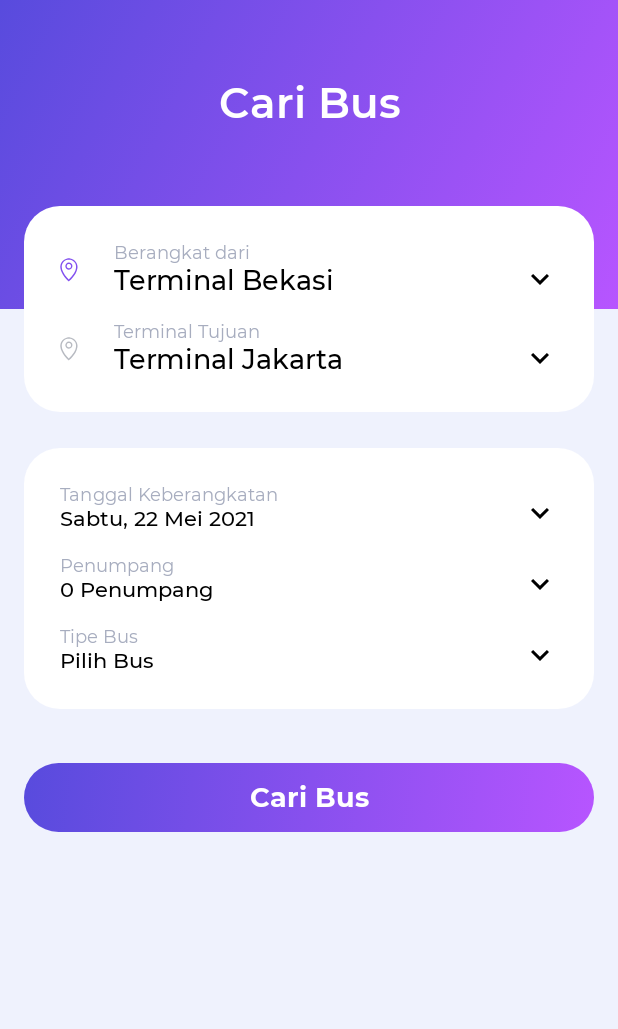
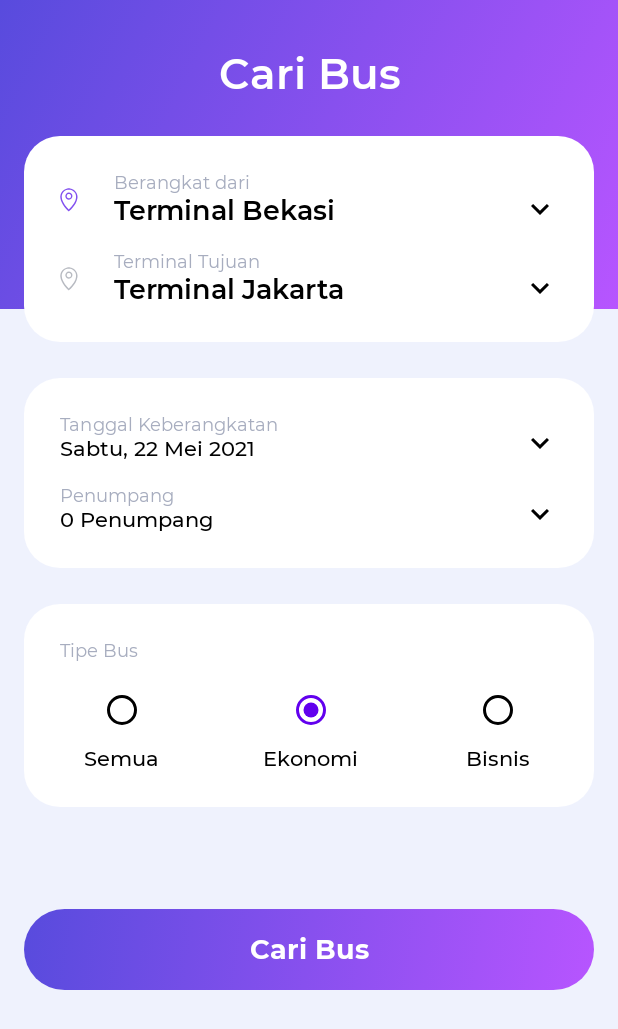
Before and after one commit to wiryadev/ADS-Advance-Compose, an Android app built with Jetpack Compose: the screen it shows after launch (MainActivity), on a phone screen of 412 x 824 dp. Shown: the top 1029 px of the screen. Run offline under Robolectric (Android 15) with nearby library versions, the phone set to English and light mode, and no system bars; our stand-ins replace constraintlayout-compose.

Commit message:
Experimenting some stuff

```diff
--- /dev/null
+++ b/app/src/main/java/com/wiryadev/adsadvancecompose/ui/components/BusTypeCard.kt
@@ -0,0 +1,137 @@
+package com.wiryadev.adsadvancecompose.ui.components
+
+import androidx.compose.foundation.background
+import androidx.compose.foundation.layout.*
+import androidx.compose.foundation.shape.RoundedCornerShape
+import androidx.compose.material.*
+import androidx.compose.runtime.Composable
+import androidx.compose.ui.Alignment
+import androidx.compose.ui.Modifier
+import androidx.compose.ui.draw.clip
+import androidx.compose.ui.graphics.Color
+import androidx.compose.ui.text.TextStyle
+import androidx.compose.ui.text.font.FontWeight
+import androidx.compose.ui.tooling.preview.Preview
+import androidx.compose.ui.unit.dp
+import androidx.compose.ui.unit.sp
+import com.wiryadev.adsadvancecompose.ui.theme.ADSAdvanceComposeTheme
+import com.wiryadev.adsadvancecompose.ui.theme.Montserrat
+
+@Composable
+fun BusTypeCard(
+    selected: String,
+    modifier: Modifier = Modifier
+) {
+    Column(
+        modifier = modifier
+            .fillMaxWidth()
+            .clip(RoundedCornerShape(24.dp))
+            .background(MaterialTheme.colors.background)
+            .padding(24.dp)
+    ) {
+        Text(
+            text = "Tipe Bus",
+            color = Color(0xFFA7ADBF),
+            style = TextStyle(
+                fontFamily = Montserrat,
+                fontSize = 12.sp
+            )
+        )
+        Spacer(
+            modifier = Modifier.height(8.dp)
+        )
+        Row(
+            modifier = Modifier
+                .fillMaxWidth()
+                .padding(horizontal = 16.dp),
+            horizontalArrangement = Arrangement.SpaceBetween,
+        ) {
+            Column(
+                horizontalAlignment = Alignment.CenterHorizontally,
+            ) {
+                RadioButton(
+                    selected = selected == "Semua",
+                    onClick = {
+
+                    },
+                    colors = RadioButtonDefaults.colors(
+                        selectedColor = MaterialTheme.colors.primary,
+                        unselectedColor = MaterialTheme.colors.onSurface,
+                    )
+                )
+                Text(
+                    text = "Semua",
+                    color = MaterialTheme.colors.onSurface,
+                    style = TextStyle(
+                        fontFamily = Montserrat,
+                        fontWeight = FontWeight.Medium,
+                        fontSize = 14.sp,
+                    )
+                )
+            }
+
+            Column(
+                horizontalAlignment = Alignment.CenterHorizontally,
+            ) {
+                RadioButton(
+                    selected = selected == "Ekonomi",
+                    onClick = {
+
+                    },
+                    colors = RadioButtonDefaults.colors(
+                        selectedColor = MaterialTheme.colors.primary,
+                        unselectedColor = MaterialTheme.colors.onSurface,
+                    )
+                )
+                Text(
+                    text = "Ekonomi",
+                    color = MaterialTheme.colors.onSurface,
+                    style = TextStyle(
+                        fontFamily = Montserrat,
+                        fontWeight = FontWeight.Medium,
+                        fontSize = 14.sp,
+                    )
+                )
+            }
+
+            Column(
+                horizontalAlignment = Alignment.CenterHorizontally,
+            ) {
+                RadioButton(
+                    selected = selected == "Bisnis",
+                    onClick = {
+
+                    },
+                    colors = RadioButtonDefaults.colors(
+                        selectedColor = MaterialTheme.colors.primary,
+                        unselectedColor = MaterialTheme.colors.onSurface,
+                    )
+                )
+                Text(
+                    text = "Bisnis",
+                    color = MaterialTheme.colors.onSurface,
+                    style = TextStyle(
+                        fontFamily = Montserrat,
+                        fontWeight = FontWeight.Medium,
+                        fontSize = 14.sp,
+                    )
+                )
+            }
+        }
+    }
+}
+
+@Preview
+@Composable
+fun BusTypeCardPreview() {
+    ADSAdvanceComposeTheme {
+        Box(
+            Modifier
+                .fillMaxSize()
+                .padding(16.dp)) {
+            BusTypeCard(
+                "Semua"
+            )
+        }
+    }
+}
--- a/app/src/main/java/com/wiryadev/adsadvancecompose/ui/components/ButtonPrimary.kt
+++ b/app/src/main/java/com/wiryadev/adsadvancecompose/ui/components/ButtonPrimary.kt
@@ -6,6 +6,7 @@ import androidx.compose.foundation.indication
 import androidx.compose.foundation.interaction.MutableInteractionSource
 import androidx.compose.foundation.layout.*
 import androidx.compose.foundation.shape.RoundedCornerShape
+import androidx.compose.material.Surface
 import androidx.compose.material.Text
 import androidx.compose.material.ripple.rememberRipple
 import androidx.compose.runtime.Composable
@@ -31,29 +32,33 @@ fun ButtonPrimary(
     onClick: () -> Unit,
     modifier: Modifier = Modifier,
     text: String,
-    shape: Shape = RoundedCornerShape(24.dp),
+    shape: Shape = RoundedCornerShape(50),
 ) {
-    Box(
+    Surface(
         modifier = modifier
             .fillMaxWidth()
             .clip(shape = shape)
-            .background(
-                brush = Brush.linearGradient(
-                    colors = listOf(
-                        Color(0xFF584BDD),
-                        Color(0xFFB755FF),
-                    )
-                )
-            )
             .clickable(
                 onClick = onClick,
                 role = Role.Button
-            )
+            ),
+        elevation = 8.dp
     ) {
         Row(
             Modifier
                 .fillMaxWidth()
-                .indication(interactionSource = remember { MutableInteractionSource() }, indication = rememberRipple()),
+                .indication(
+                    interactionSource = remember { MutableInteractionSource() },
+                    indication = rememberRipple()
+                )
+                .background(
+                    brush = Brush.linearGradient(
+                        colors = listOf(
+                            Color(0xFF584BDD),
+                            Color(0xFFB755FF),
+                        )
+                    )
+                ),
             horizontalArrangement = Arrangement.Center,
             verticalAlignment = Alignment.CenterVertically,
         ) {
@@ -68,7 +73,7 @@ fun ButtonPrimary(
                 modifier = Modifier
                     .fillMaxWidth()
                     .padding(
-                        vertical = 12.dp
+                        vertical = 16.dp
                     ),
                 textAlign = TextAlign.Center,
                 maxLines = 1
--- a/app/src/main/java/com/wiryadev/adsadvancecompose/ui/components/DepartureCard.kt
+++ b/app/src/main/java/com/wiryadev/adsadvancecompose/ui/components/DepartureCard.kt
@@ -95,40 +95,6 @@ fun DepartureCard(
                 contentDescription = "Pilih",
             )
         }
-        Spacer(
-            modifier = Modifier
-                .height(16.dp)
-        )
-        Row(
-            modifier = Modifier
-                .fillMaxWidth(),
-            verticalAlignment = Alignment.Bottom,
-            horizontalArrangement = Arrangement.SpaceBetween,
-        ) {
-            Column {
-                Text(
-                    text = "Tipe Bus",
-                    color = Color(0xFFA7ADBF),
-                    style = TextStyle(
-                        fontFamily = Montserrat,
-                        fontSize = 12.sp
-                    )
-                )
-                Text(
-                    text = "Pilih Bus",
-                    color = MaterialTheme.colors.onSurface,
-                    style = TextStyle(
-                        fontFamily = Montserrat,
-                        fontWeight = FontWeight.Medium,
-                        fontSize = 14.sp
-                    )
-                )
-            }
-            ArrowIcon(
-                drawable = R.drawable.ic_baseline_keyboard_arrow_down_24,
-                contentDescription = "Pilih",
-            )
-        }
     }
 }
 
--- a/app/src/main/java/com/wiryadev/adsadvancecompose/ui/components/TravelCard.kt
+++ b/app/src/main/java/com/wiryadev/adsadvancecompose/ui/components/TravelCard.kt
@@ -76,7 +76,7 @@ fun TravelCard(
                     color = MaterialTheme.colors.onSurface,
                     style = TextStyle(
                         fontFamily = Montserrat,
-                        fontWeight = FontWeight.Medium,
+                        fontWeight = FontWeight.SemiBold,
                         fontSize = 18.sp
                     ),
                 )
@@ -138,7 +138,7 @@ fun TravelCard(
                     color = MaterialTheme.colors.onSurface,
                     style = TextStyle(
                         fontFamily = Montserrat,
-                        fontWeight = FontWeight.Medium,
+                        fontWeight = FontWeight.SemiBold,
                         fontSize = 18.sp
                     )
                 )
--- a/app/src/main/java/com/wiryadev/adsadvancecompose/ui/screen/BusSelectionScreen.kt
+++ b/app/src/main/java/com/wiryadev/adsadvancecompose/ui/screen/BusSelectionScreen.kt
@@ -82,8 +82,7 @@ fun BusSelectionScreen() {
             searchResult = 50,
             modifier = Modifier
                 .constrainAs(busResultCard) {
-                    top.linkTo(bgTop.bottom)
-                    bottom.linkTo(bgTop.bottom)
+                    top.linkTo(bgTop.bottom, margin = (-64).dp)
                     start.linkTo(parent.start)
                     end.linkTo(parent.end)
                 }
--- a/app/src/main/java/com/wiryadev/adsadvancecompose/ui/screen/HomeScreen.kt
+++ b/app/src/main/java/com/wiryadev/adsadvancecompose/ui/screen/HomeScreen.kt
@@ -1,9 +1,17 @@
 package com.wiryadev.adsadvancecompose.ui.screen
 
 import androidx.compose.foundation.background
+import androidx.compose.foundation.gestures.Orientation
+import androidx.compose.foundation.gestures.rememberScrollableState
+import androidx.compose.foundation.gestures.scrollable
 import androidx.compose.foundation.layout.*
+import androidx.compose.foundation.rememberScrollState
+import androidx.compose.foundation.verticalScroll
 import androidx.compose.material.Text
 import androidx.compose.runtime.Composable
+import androidx.compose.runtime.mutableStateOf
+import androidx.compose.runtime.remember
+import androidx.compose.ui.Alignment
 import androidx.compose.ui.Modifier
 import androidx.compose.ui.graphics.Brush
 import androidx.compose.ui.graphics.Color
@@ -14,6 +22,7 @@ import androidx.compose.ui.tooling.preview.Preview
 import androidx.compose.ui.unit.dp
 import androidx.compose.ui.unit.sp
 import androidx.constraintlayout.compose.ConstraintLayout
+import com.wiryadev.adsadvancecompose.ui.components.BusTypeCard
 import com.wiryadev.adsadvancecompose.ui.components.ButtonPrimary
 import com.wiryadev.adsadvancecompose.ui.components.DepartureCard
 import com.wiryadev.adsadvancecompose.ui.components.TravelCard
@@ -22,21 +31,114 @@ import com.wiryadev.adsadvancecompose.ui.theme.Montserrat
 
 @Composable
 fun HomeScreen() {
-    ConstraintLayout(
+//    val offset = remember { mutableStateOf(0f) }
+//
+//    ConstraintLayout(
+//        modifier = Modifier
+//            .fillMaxSize()
+//            .background(
+//                color = Color(0xFFEFF2FD)
+//            )
+//            .scrollable(
+//                orientation = Orientation.Vertical,
+//                state = rememberScrollableState { delta ->
+//                    offset.value += delta
+//                    delta
+//                }
+//            )
+//    ) {
+//        val (
+//            bgTop,
+//            text,
+//            travelCard,
+//            departureCard,
+//            busTypeCard,
+//            button,
+//        ) = createRefs()
+//
+//        Box(
+//            modifier = Modifier
+//                .background(
+//                    brush = Brush.linearGradient(
+//                        colors = listOf(
+//                            Color(0xFF584BDD),
+//                            Color(0xFFB755FF),
+//                        )
+//                    )
+//                )
+//                .fillMaxHeight(0.25f)
+//                .fillMaxWidth()
+//                .constrainAs(bgTop) {
+//                    top.linkTo(parent.top)
+//                    start.linkTo(parent.start)
+//                    end.linkTo(parent.end)
+//                }
+//        )
+//        Text(
+//            text = "Cari Bus",
+//            color = Color.White,
+//            textAlign = TextAlign.Center,
+//            style = TextStyle(
+//                fontFamily = Montserrat,
+//                fontSize = 28.sp,
+//                fontWeight = FontWeight.SemiBold
+//            ),
+//            modifier = Modifier
+//                .constrainAs(text) {
+//                    top.linkTo(parent.top)
+//                    bottom.linkTo(travelCard.top)
+//                    start.linkTo(parent.start)
+//                    end.linkTo(parent.end)
+//                },
+//        )
+//        TravelCard(
+//            modifier = Modifier
+//                .constrainAs(travelCard) {
+//                    top.linkTo(bgTop.bottom, margin = (-64).dp)
+//                    start.linkTo(parent.start)
+//                    end.linkTo(parent.end)
+//                }
+//                .padding(horizontal = 16.dp),
+//        )
+//        DepartureCard(
+//            modifier = Modifier
+//                .constrainAs(departureCard) {
+//                    top.linkTo(travelCard.bottom, 24.dp)
+//                    start.linkTo(parent.start)
+//                    end.linkTo(parent.end)
+//                }
+//                .padding(horizontal = 16.dp),
+//        )
+//        BusTypeCard(
+//            selected = "Ekonomi",
+//            modifier = Modifier
+//                .constrainAs(busTypeCard) {
+//                    top.linkTo(departureCard.bottom, margin = 24.dp)
+//                    start.linkTo(parent.start)
+//                    end.linkTo(parent.end)
+//                }
+//                .padding(horizontal = 16.dp),
+//        )
+//        ButtonPrimary(
+//            onClick = { },
+//            modifier = Modifier
+//                .constrainAs(button) {
+//                    top.linkTo(busTypeCard.bottom, margin = 36.dp)
+//                    start.linkTo(parent.start)
+//                    end.linkTo(parent.end)
+//                }
+//                .padding(horizontal = 16.dp),
+//            text = "Cari Bus"
+//        )
+//    }
+
+    Box(
         modifier = Modifier
             .fillMaxSize()
             .background(
                 color = Color(0xFFEFF2FD)
             )
     ) {
-        val (
-            bgTop,
-            text,
-            travelCard,
-            departureCard,
-            button,
-        ) = createRefs()
-
         Box(
             modifier = Modifier
                 .background(
@@ -49,12 +151,15 @@ fun HomeScreen() {
                 )
                 .fillMaxHeight(0.25f)
                 .fillMaxWidth()
-                .constrainAs(bgTop) {
-                    top.linkTo(parent.top)
-                    start.linkTo(parent.start)
-                    end.linkTo(parent.end)
-                }
         )
+        Column(
+            modifier = Modifier
+                .fillMaxSize()
+                .padding(horizontal = 16.dp)
+                .verticalScroll(rememberScrollState()),
+            verticalArrangement = Arrangement.spacedBy(24.dp),
+            horizontalAlignment = Alignment.CenterHorizontally,
+        ) {
             Text(
                 text = "Cari Bus",
                 color = Color.White,
@@ -64,44 +169,25 @@ fun HomeScreen() {
                     fontSize = 28.sp,
                     fontWeight = FontWeight.SemiBold
                 ),
-            modifier = Modifier
-                .constrainAs(text) {
-                    top.linkTo(parent.top)
-                    bottom.linkTo(travelCard.top)
-                    start.linkTo(parent.start)
-                    end.linkTo(parent.end)
-                },
+                modifier = Modifier.padding(top = 32.dp),
             )
             TravelCard(
-            modifier = Modifier
-                .constrainAs(travelCard) {
-                    top.linkTo(bgTop.bottom)
-                    bottom.linkTo(bgTop.bottom)
-                    start.linkTo(parent.start)
-                    end.linkTo(parent.end)
-                }
-                .padding(horizontal = 16.dp),
+                modifier = Modifier,
             )
             DepartureCard(
-            modifier = Modifier
-                .constrainAs(departureCard) {
-                    top.linkTo(travelCard.bottom, 24.dp)
-                    start.linkTo(parent.start)
-                    end.linkTo(parent.end)
-                }
-                .padding(horizontal = 16.dp),
+                modifier = Modifier,
             )
+            BusTypeCard(
+                selected = "Ekonomi",
+                modifier = Modifier,
+            )
+            Spacer(modifier = Modifier.height(20.dp))
             ButtonPrimary(
                 onClick = { },
-            modifier = Modifier
-                .constrainAs(button) {
-                    top.linkTo(departureCard.bottom, margin = 36.dp)
-                    start.linkTo(parent.start)
-                    end.linkTo(parent.end)
+                text = "Cari Bus",
+            )
+            Spacer(modifier = Modifier.height(32.dp))
         }
-                .padding(horizontal = 16.dp),
-            text = "Cari Bus"
-        )
     }
 }
 
--- a/app/src/main/java/com/wiryadev/adsadvancecompose/ui/theme/Type.kt
+++ b/app/src/main/java/com/wiryadev/adsadvancecompose/ui/theme/Type.kt
@@ -16,8 +16,8 @@ val Montserrat = FontFamily(
     Font(R.font.montserrat_medium, FontWeight.Medium),
     Font(R.font.montserrat_semi_bold, FontWeight.SemiBold),
     Font(R.font.montserrat_bold, FontWeight.Bold),
+)
 
-)
 val Typography = Typography(
     body1 = TextStyle(
         fontFamily = Montserrat,
--- a/build.gradle
+++ b/build.gradle
@@ -8,7 +8,7 @@ buildscript {
         mavenCentral()
     }
     dependencies {
-        classpath 'com.android.tools.build:gradle:7.0.0-beta02'
+        classpath 'com.android.tools.build:gradle:7.0.0-beta03'
         classpath 'org.jetbrains.kotlin:kotlin-gradle-plugin:1.4.32'
 
         // NOTE: Do not place your application dependencies here; they belong
```
Lines whose indentation alone changed are shown as unchanged.
